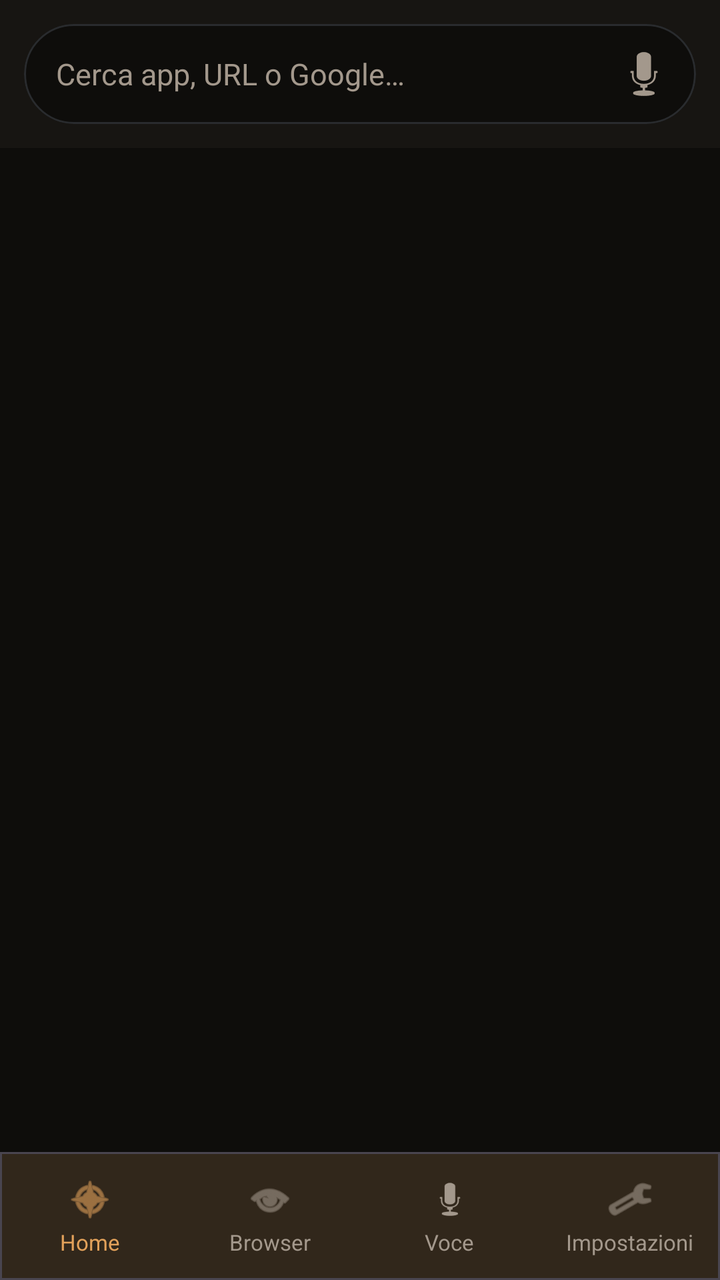
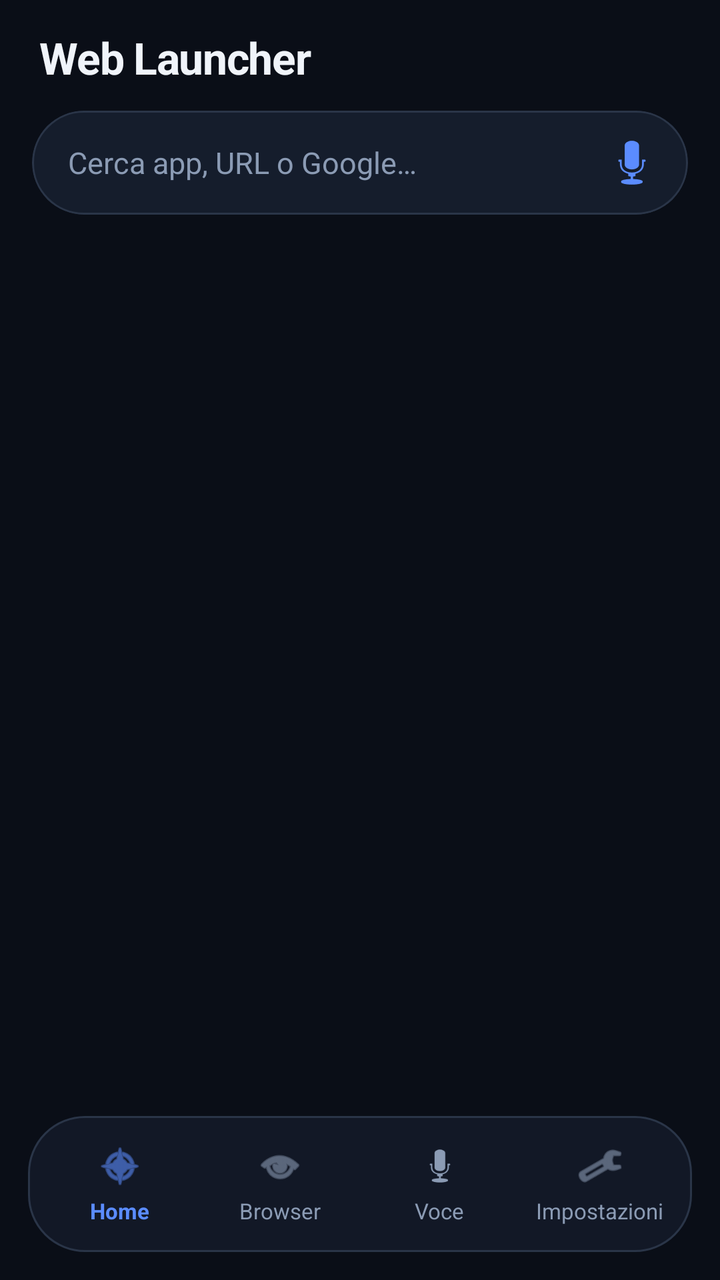

Two renders of the same Android screen: before a commit and after it. Below are the layout's source before the change and the commit's diff.
<!-- AndroidManifest.xml: activity theme Theme.WebLauncher -->
<!-- res/layout/activity_main.xml -->
<?xml version="1.0" encoding="utf-8"?>
<androidx.constraintlayout.widget.ConstraintLayout
    xmlns:android="http://schemas.android.com/apk/res/android"
    xmlns:app="http://schemas.android.com/apk/res-auto"
    android:layout_width="match_parent"
    android:layout_height="match_parent"
    android:background="@color/bg">

    <LinearLayout
        android:id="@+id/homePanel"
        android:layout_width="0dp"
        android:layout_height="0dp"
        android:orientation="vertical"
        app:layout_constraintTop_toTopOf="parent"
        app:layout_constraintBottom_toTopOf="@id/bottomBar"
        app:layout_constraintStart_toStartOf="parent"
        app:layout_constraintEnd_toEndOf="parent">

        <LinearLayout
            android:id="@+id/header"
            android:layout_width="match_parent"
            android:layout_height="wrap_content"
            android:orientation="horizontal"
            android:padding="12dp"
            android:gravity="center_vertical"
            android:background="@color/bg_elevated">

            <com.google.android.material.card.MaterialCardView
                android:layout_width="0dp"
                android:layout_height="50dp"
                android:layout_weight="1"
                app:cardCornerRadius="25dp"
                app:cardBackgroundColor="@color/bg"
                app:cardElevation="0dp"
                app:strokeWidth="1dp"
                app:strokeColor="#3394A3B8">

                <LinearLayout
                    android:layout_width="match_parent"
                    android:layout_height="match_parent"
                    android:orientation="horizontal"
                    android:gravity="center_vertical"
                    android:paddingStart="16dp"
                    android:paddingEnd="4dp">

                    <EditText
                        android:id="@+id/searchInput"
                        android:layout_width="0dp"
                        android:layout_height="match_parent"
                        android:layout_weight="1"
                        android:background="@android:color/transparent"
                        android:hint="@string/search_hint"
                        android:textColorHint="@color/text_muted"
                        android:textColor="@color/text"
                        android:textSize="15sp"
                        android:inputType="text"
                        android:imeOptions="actionSearch"
                        android:maxLines="1"
                        android:importantForAutofill="no" />

                    <ImageButton
                        android:id="@+id/btnMic"
                        android:layout_width="44dp"
                        android:layout_height="44dp"
                        android:background="?attr/selectableItemBackgroundBorderless"
                        android:src="@android:drawable/ic_btn_speak_now"
                        android:contentDescription="@string/voice"
                        app:tint="@color/text_muted" />
                </LinearLayout>
            </com.google.android.material.card.MaterialCardView>
        </LinearLayout>

        <TextView
            android:id="@+id/webSearchHint"
            android:layout_width="match_parent"
            android:layout_height="wrap_content"
            android:paddingHorizontal="16dp"
            android:paddingTop="10dp"
            android:paddingBottom="4dp"
            android:textColor="@color/accent"
            android:textSize="14sp"
            android:visibility="gone" />

        <androidx.recyclerview.widget.RecyclerView
            android:id="@+id/recycler"
            android:layout_width="match_parent"
            android:layout_height="0dp"
            android:layout_weight="1"
            android:clipToPadding="false"
            android:paddingHorizontal="10dp"
            android:paddingTop="6dp"
            android:paddingBottom="12dp" />
    </LinearLayout>

    <LinearLayout
        android:id="@+id/browserPanel"
        android:layout_width="0dp"
        android:layout_height="0dp"
        android:orientation="vertical"
        android:visibility="gone"
        app:layout_constraintTop_toTopOf="parent"
        app:layout_constraintBottom_toTopOf="@id/bottomBar"
        app:layout_constraintStart_toStartOf="parent"
        app:layout_constraintEnd_toEndOf="parent">

        <LinearLayout
            android:layout_width="match_parent"
            android:layout_height="48dp"
            android:orientation="horizontal"
            android:gravity="center_vertical"
            android:background="@color/bg_elevated"
            android:paddingHorizontal="4dp">

            <ImageButton android:id="@+id/btnWebBack" android:layout_width="44dp" android:layout_height="44dp" android:background="?attr/selectableItemBackgroundBorderless" android:src="@android:drawable/ic_media_previous" app:tint="@color/text" android:contentDescription="Indietro" />
            <ImageButton android:id="@+id/btnWebForward" android:layout_width="44dp" android:layout_height="44dp" android:background="?attr/selectableItemBackgroundBorderless" android:src="@android:drawable/ic_media_next" app:tint="@color/text" android:contentDescription="Avanti" />
            <ImageButton android:id="@+id/btnWebRefresh" android:layout_width="44dp" android:layout_height="44dp" android:background="?attr/selectableItemBackgroundBorderless" android:src="@android:drawable/ic_popup_sync" app:tint="@color/text" android:contentDescription="Aggiorna" />

            <TextView android:id="@+id/webTitle" android:layout_width="0dp" android:layout_height="wrap_content" android:layout_weight="1" android:textColor="@color/text" android:textSize="13sp" android:maxLines="1" android:ellipsize="end" android:paddingHorizontal="6dp" />

            <ImageButton
                android:id="@+id/btnWebAdd"
                android:layout_width="44dp"
                android:layout_height="44dp"
                android:background="?attr/selectableItemBackgroundBorderless"
                android:src="@android:drawable/btn_star_big_off"
                app:tint="@color/star"
                android:contentDescription="Aggiungi a home" />

            <ImageButton android:id="@+id/btnWebExternal" android:layout_width="44dp" android:layout_height="44dp" android:background="?attr/selectableItemBackgroundBorderless" android:src="@android:drawable/ic_menu_share" app:tint="@color/text_muted" android:contentDescription="Apri esterno" />
            <ImageButton android:id="@+id/btnWebClose" android:layout_width="44dp" android:layout_height="44dp" android:background="?attr/selectableItemBackgroundBorderless" android:src="@android:drawable/ic_menu_close_clear_cancel" app:tint="@color/danger" android:contentDescription="Chiudi" />
        </LinearLayout>

        <ProgressBar android:id="@+id/webProgress" style="?android:attr/progressBarStyleHorizontal" android:layout_width="match_parent" android:layout_height="3dp" android:max="100" android:progress="0" android:visibility="gone" />

        <WebView android:id="@+id/webView" android:layout_width="match_parent" android:layout_height="0dp" android:layout_weight="1" />
    </LinearLayout>

    <com.google.android.material.card.MaterialCardView
        android:id="@+id/bottomBar"
        android:layout_width="0dp"
        android:layout_height="wrap_content"
        app:cardBackgroundColor="@color/bg_elevated"
        app:cardElevation="10dp"
        app:cardCornerRadius="0dp"
        app:layout_constraintBottom_toBottomOf="parent"
        app:layout_constraintStart_toStartOf="parent"
        app:layout_constraintEnd_toEndOf="parent">

        <LinearLayout android:layout_width="match_parent" android:layout_height="64dp" android:orientation="horizontal" android:gravity="center">

            <LinearLayout android:id="@+id/navHome" android:layout_width="0dp" android:layout_height="match_parent" android:layout_weight="1" android:orientation="vertical" android:gravity="center" android:background="?attr/selectableItemBackground">
                <ImageView android:id="@+id/iconHome" android:layout_width="24dp" android:layout_height="24dp" android:src="@android:drawable/ic_menu_compass" app:tint="@color/accent" android:contentDescription="@string/home" />
                <TextView android:id="@+id/labelHome" android:layout_width="wrap_content" android:layout_height="wrap_content" android:text="@string/home" android:textColor="@color/accent" android:textSize="11sp" android:layout_marginTop="2dp" />
            </LinearLayout>

            <LinearLayout android:id="@+id/navBrowser" android:layout_width="0dp" android:layout_height="match_parent" android:layout_weight="1" android:orientation="vertical" android:gravity="center" android:background="?attr/selectableItemBackground">
                <ImageView android:id="@+id/iconBrowser" android:layout_width="24dp" android:layout_height="24dp" android:src="@android:drawable/ic_menu_view" app:tint="@color/text_muted" android:contentDescription="Browser" />
                <TextView android:id="@+id/labelBrowser" android:layout_width="wrap_content" android:layout_height="wrap_content" android:text="Browser" android:textColor="@color/text_muted" android:textSize="11sp" android:layout_marginTop="2dp" />
            </LinearLayout>

            <LinearLayout android:id="@+id/navVoice" android:layout_width="0dp" android:layout_height="match_parent" android:layout_weight="1" android:orientation="vertical" android:gravity="center" android:background="?attr/selectableItemBackground">
                <ImageView android:layout_width="24dp" android:layout_height="24dp" android:src="@android:drawable/ic_btn_speak_now" app:tint="@color/text_muted" android:contentDescription="@string/voice" />
                <TextView android:layout_width="wrap_content" android:layout_height="wrap_content" android:text="@string/voice" android:textColor="@color/text_muted" android:textSize="11sp" android:layout_marginTop="2dp" />
            </LinearLayout>

            <LinearLayout android:id="@+id/navSettings" android:layout_width="0dp" android:layout_height="match_parent" android:layout_weight="1" android:orientation="vertical" android:gravity="center" android:background="?attr/selectableItemBackground">
                <ImageView android:layout_width="24dp" android:layout_height="24dp" android:src="@android:drawable/ic_menu_preferences" app:tint="@color/text_muted" android:contentDescription="@string/settings" />
                <TextView android:layout_width="wrap_content" android:layout_height="wrap_content" android:text="@string/settings" android:textColor="@color/text_muted" android:textSize="11sp" android:layout_marginTop="2dp" />
            </LinearLayout>
        </LinearLayout>
    </com.google.android.material.card.MaterialCardView>

</androidx.constraintlayout.widget.ConstraintLayout>
<!-- resources referenced by this layout -->
<resources>
  <color name="accent">#E2A15A</color>
  <color name="bg">#0E0D0B</color>
  <color name="bg_elevated">#171512</color>
  <color name="danger">#E06A5C</color>
  <color name="star">#E2A15A</color>
  <color name="text">#F6F1E8</color>
  <color name="text_muted">#A3988C</color>
  <string name="home">Home</string>
  <string name="search_hint">Cerca app, URL o Google\u2026</string>
  <string name="settings">Impostazioni</string>
  <string name="voice">Voce</string>
  <style name="Theme.WebLauncher" parent="Theme.Material3.Dark.NoActionBar">
          <item name="colorPrimary">@color/accent</item>
          <item name="colorOnPrimary">@android:color/white</item>
          <item name="colorSecondary">@color/accent</item>
          <item name="android:statusBarColor">@color/bg_elevated</item>
          <item name="android:navigationBarColor">@color/bg_elevated</item>
          <item name="android:windowBackground">@color/bg</item>
          <item name="android:colorBackground">@color/bg</item>
          <item name="colorSurface">@color/bg_elevated</item>
          <item name="colorOnSurface">@color/text</item>
          <item name="android:textColorPrimary">@color/text</item>
          <item name="android:textColorSecondary">@color/text_muted</item>
      </style>
</resources>

<!-- the commit's change to res/layout/activity_main.xml (unified diff, before → after) -->
@@ -20,28 +20,39 @@
             android:id="@+id/header"
             android:layout_width="match_parent"
             android:layout_height="wrap_content"
-            android:orientation="horizontal"
-            android:padding="12dp"
-            android:gravity="center_vertical"
-            android:background="@color/bg_elevated">
+            android:orientation="vertical"
+            android:paddingHorizontal="16dp"
+            android:paddingTop="14dp"
+            android:paddingBottom="8dp"
+            android:background="@color/bg">
+
+            <TextView
+                android:layout_width="wrap_content"
+                android:layout_height="wrap_content"
+                android:text="Web Launcher"
+                android:textColor="@color/text"
+                android:textSize="22sp"
+                android:textStyle="bold"
+                android:letterSpacing="-0.02"
+                android:layout_marginBottom="12dp"
+                android:layout_marginStart="4dp" />
 
             <com.google.android.material.card.MaterialCardView
-                android:layout_width="0dp"
-                android:layout_height="50dp"
-                android:layout_weight="1"
-                app:cardCornerRadius="25dp"
-                app:cardBackgroundColor="@color/bg"
+                android:layout_width="match_parent"
+                android:layout_height="52dp"
+                app:cardCornerRadius="26dp"
+                app:cardBackgroundColor="@color/search_bg"
                 app:cardElevation="0dp"
                 app:strokeWidth="1dp"
-                app:strokeColor="#3394A3B8">
+                app:strokeColor="@color/stroke">
 
                 <LinearLayout
                     android:layout_width="match_parent"
                     android:layout_height="match_parent"
                     android:orientation="horizontal"
                     android:gravity="center_vertical"
-                    android:paddingStart="16dp"
-                    android:paddingEnd="4dp">
+                    android:paddingStart="18dp"
+                    android:paddingEnd="6dp">
 
                     <EditText
                         android:id="@+id/searchInput"
@@ -65,7 +76,7 @@
                         android:background="?attr/selectableItemBackgroundBorderless"
                         android:src="@android:drawable/ic_btn_speak_now"
                         android:contentDescription="@string/voice"
-                        app:tint="@color/text_muted" />
+                        app:tint="@color/accent" />
                 </LinearLayout>
             </com.google.android.material.card.MaterialCardView>
         </LinearLayout>
@@ -74,11 +85,12 @@
             android:id="@+id/webSearchHint"
             android:layout_width="match_parent"
             android:layout_height="wrap_content"
-            android:paddingHorizontal="16dp"
-            android:paddingTop="10dp"
-            android:paddingBottom="4dp"
+            android:paddingHorizontal="20dp"
+            android:paddingTop="8dp"
+            android:paddingBottom="2dp"
             android:textColor="@color/accent"
-            android:textSize="14sp"
+            android:textSize="13sp"
+            android:textStyle="bold"
             android:visibility="gone" />
 
         <androidx.recyclerview.widget.RecyclerView
@@ -88,8 +100,8 @@
             android:layout_weight="1"
             android:clipToPadding="false"
             android:paddingHorizontal="10dp"
-            android:paddingTop="6dp"
-            android:paddingBottom="12dp" />
+            android:paddingTop="4dp"
+            android:paddingBottom="16dp" />
     </LinearLayout>
 
     <LinearLayout
@@ -105,69 +117,76 @@
 
         <LinearLayout
             android:layout_width="match_parent"
-            android:layout_height="48dp"
+            android:layout_height="52dp"
             android:orientation="horizontal"
             android:gravity="center_vertical"
             android:background="@color/bg_elevated"
-            android:paddingHorizontal="4dp">
+            android:paddingHorizontal="6dp">
 
-            <ImageButton android:id="@+id/btnWebBack" android:layout_width="44dp" android:layout_height="44dp" android:background="?attr/selectableItemBackgroundBorderless" android:src="@android:drawable/ic_media_previous" app:tint="@color/text" android:contentDescription="Indietro" />
-            <ImageButton android:id="@+id/btnWebForward" android:layout_width="44dp" android:layout_height="44dp" android:background="?attr/selectableItemBackgroundBorderless" android:src="@android:drawable/ic_media_next" app:tint="@color/text" android:contentDescription="Avanti" />
-            <ImageButton android:id="@+id/btnWebRefresh" android:layout_width="44dp" android:layout_height="44dp" android:background="?attr/selectableItemBackgroundBorderless" android:src="@android:drawable/ic_popup_sync" app:tint="@color/text" android:contentDescription="Aggiorna" />
+            <ImageButton android:id="@+id/btnWebBack" android:layout_width="42dp" android:layout_height="42dp" android:background="?attr/selectableItemBackgroundBorderless" android:src="@android:drawable/ic_media_previous" app:tint="@color/text" android:contentDescription="Indietro" />
+            <ImageButton android:id="@+id/btnWebForward" android:layout_width="42dp" android:layout_height="42dp" android:background="?attr/selectableItemBackgroundBorderless" android:src="@android:drawable/ic_media_next" app:tint="@color/text" android:contentDescription="Avanti" />
+            <ImageButton android:id="@+id/btnWebRefresh" android:layout_width="42dp" android:layout_height="42dp" android:background="?attr/selectableItemBackgroundBorderless" android:src="@android:drawable/ic_popup_sync" app:tint="@color/text" android:contentDescription="Aggiorna" />
 
-            <TextView android:id="@+id/webTitle" android:layout_width="0dp" android:layout_height="wrap_content" android:layout_weight="1" android:textColor="@color/text" android:textSize="13sp" android:maxLines="1" android:ellipsize="end" android:paddingHorizontal="6dp" />
+            <TextView android:id="@+id/webTitle" android:layout_width="0dp" android:layout_height="wrap_content" android:layout_weight="1" android:textColor="@color/text" android:textSize="13sp" android:maxLines="1" android:ellipsize="end" android:paddingHorizontal="8dp" android:textStyle="bold" />
 
             <ImageButton
                 android:id="@+id/btnWebAdd"
-                android:layout_width="44dp"
-                android:layout_height="44dp"
+                android:layout_width="42dp"
+                android:layout_height="42dp"
                 android:background="?attr/selectableItemBackgroundBorderless"
                 android:src="@android:drawable/btn_star_big_off"
                 app:tint="@color/star"
                 android:contentDescription="Aggiungi a home" />
 
-            <ImageButton android:id="@+id/btnWebExternal" android:layout_width="44dp" android:layout_height="44dp" android:background="?attr/selectableItemBackgroundBorderless" android:src="@android:drawable/ic_menu_share" app:tint="@color/text_muted" android:contentDescription="Apri esterno" />
-            <ImageButton android:id="@+id/btnWebClose" android:layout_width="44dp" android:layout_height="44dp" android:background="?attr/selectableItemBackgroundBorderless" android:src="@android:drawable/ic_menu_close_clear_cancel" app:tint="@color/danger" android:contentDescription="Chiudi" />
+            <ImageButton android:id="@+id/btnWebExternal" android:layout_width="42dp" android:layout_height="42dp" android:background="?attr/selectableItemBackgroundBorderless" android:src="@android:drawable/ic_menu_share" app:tint="@color/text_muted" android:contentDescription="Apri esterno" />
+            <ImageButton android:id="@+id/btnWebClose" android:layout_width="42dp" android:layout_height="42dp" android:background="?attr/selectableItemBackgroundBorderless" android:src="@android:drawable/ic_menu_close_clear_cancel" app:tint="@color/danger" android:contentDescription="Chiudi" />
         </LinearLayout>
 
-        <ProgressBar android:id="@+id/webProgress" style="?android:attr/progressBarStyleHorizontal" android:layout_width="match_parent" android:layout_height="3dp" android:max="100" android:progress="0" android:visibility="gone" />
+        <ProgressBar android:id="@+id/webProgress" style="?android:attr/progressBarStyleHorizontal" android:layout_width="match_parent" android:layout_height="3dp" android:max="100" android:progress="0" android:progressTint="@color/accent" android:visibility="gone" />
 
         <WebView android:id="@+id/webView" android:layout_width="match_parent" android:layout_height="0dp" android:layout_weight="1" />
     </LinearLayout>
 
-    <com.google.android.material.card.MaterialCardView
+    <FrameLayout
         android:id="@+id/bottomBar"
         android:layout_width="0dp"
         android:layout_height="wrap_content"
-        app:cardBackgroundColor="@color/bg_elevated"
-        app:cardElevation="10dp"
-        app:cardCornerRadius="0dp"
+        android:paddingHorizontal="14dp"
+        android:paddingBottom="14dp"
+        android:paddingTop="6dp"
+        android:background="@android:color/transparent"
         app:layout_constraintBottom_toBottomOf="parent"
         app:layout_constraintStart_toStartOf="parent"
         app:layout_constraintEnd_toEndOf="parent">
 
-        <LinearLayout android:layout_width="match_parent" android:layout_height="64dp" android:orientation="horizontal" android:gravity="center">
+        <LinearLayout
+            android:layout_width="match_parent"
+            android:layout_height="68dp"
+            android:orientation="horizontal"
+            android:gravity="center"
+            android:background="@drawable/bg_bottom_bar"
+            android:paddingHorizontal="6dp">
 
-            <LinearLayout android:id="@+id/navHome" android:layout_width="0dp" android:layout_height="match_parent" android:layout_weight="1" android:orientation="vertical" android:gravity="center" android:background="?attr/selectableItemBackground">
+            <LinearLayout android:id="@+id/navHome" android:layout_width="0dp" android:layout_height="match_parent" android:layout_weight="1" android:orientation="vertical" android:gravity="center" android:background="?attr/selectableItemBackgroundBorderless" android:paddingVertical="6dp">
                 <ImageView android:id="@+id/iconHome" android:layout_width="24dp" android:layout_height="24dp" android:src="@android:drawable/ic_menu_compass" app:tint="@color/accent" android:contentDescription="@string/home" />
-                <TextView android:id="@+id/labelHome" android:layout_width="wrap_content" android:layout_height="wrap_content" android:text="@string/home" android:textColor="@color/accent" android:textSize="11sp" android:layout_marginTop="2dp" />
+                <TextView android:id="@+id/labelHome" android:layout_width="wrap_content" android:layout_height="wrap_content" android:text="@string/home" android:textColor="@color/accent" android:textSize="11sp" android:textStyle="bold" android:layout_marginTop="3dp" />
             </LinearLayout>
 
-            <LinearLayout android:id="@+id/navBrowser" android:layout_width="0dp" android:layout_height="match_parent" android:layout_weight="1" android:orientation="vertical" android:gravity="center" android:background="?attr/selectableItemBackground">
+            <LinearLayout android:id="@+id/navBrowser" android:layout_width="0dp" android:layout_height="match_parent" android:layout_weight="1" android:orientation="vertical" android:gravity="center" android:background="?attr/selectableItemBackgroundBorderless" android:paddingVertical="6dp">
                 <ImageView android:id="@+id/iconBrowser" android:layout_width="24dp" android:layout_height="24dp" android:src="@android:drawable/ic_menu_view" app:tint="@color/text_muted" android:contentDescription="Browser" />
-                <TextView android:id="@+id/labelBrowser" android:layout_width="wrap_content" android:layout_height="wrap_content" android:text="Browser" android:textColor="@color/text_muted" android:textSize="11sp" android:layout_marginTop="2dp" />
+                <TextView android:id="@+id/labelBrowser" android:layout_width="wrap_content" android:layout_height="wrap_content" android:text="Browser" android:textColor="@color/text_muted" android:textSize="11sp" android:layout_marginTop="3dp" />
             </LinearLayout>
 
-            <LinearLayout android:id="@+id/navVoice" android:layout_width="0dp" android:layout_height="match_parent" android:layout_weight="1" android:orientation="vertical" android:gravity="center" android:background="?attr/selectableItemBackground">
+            <LinearLayout android:id="@+id/navVoice" android:layout_width="0dp" android:layout_height="match_parent" android:layout_weight="1" android:orientation="vertical" android:gravity="center" android:background="?attr/selectableItemBackgroundBorderless" android:paddingVertical="6dp">
                 <ImageView android:layout_width="24dp" android:layout_height="24dp" android:src="@android:drawable/ic_btn_speak_now" app:tint="@color/text_muted" android:contentDescription="@string/voice" />
-                <TextView android:layout_width="wrap_content" android:layout_height="wrap_content" android:text="@string/voice" android:textColor="@color/text_muted" android:textSize="11sp" android:layout_marginTop="2dp" />
+                <TextView android:layout_width="wrap_content" android:layout_height="wrap_content" android:text="@string/voice" android:textColor="@color/text_muted" android:textSize="11sp" android:layout_marginTop="3dp" />
             </LinearLayout>
 
-            <LinearLayout android:id="@+id/navSettings" android:layout_width="0dp" android:layout_height="match_parent" android:layout_weight="1" android:orientation="vertical" android:gravity="center" android:background="?attr/selectableItemBackground">
+            <LinearLayout android:id="@+id/navSettings" android:layout_width="0dp" android:layout_height="match_parent" android:layout_weight="1" android:orientation="vertical" android:gravity="center" android:background="?attr/selectableItemBackgroundBorderless" android:paddingVertical="6dp">
                 <ImageView android:layout_width="24dp" android:layout_height="24dp" android:src="@android:drawable/ic_menu_preferences" app:tint="@color/text_muted" android:contentDescription="@string/settings" />
-                <TextView android:layout_width="wrap_content" android:layout_height="wrap_content" android:text="@string/settings" android:textColor="@color/text_muted" android:textSize="11sp" android:layout_marginTop="2dp" />
+                <TextView android:layout_width="wrap_content" android:layout_height="wrap_content" android:text="@string/settings" android:textColor="@color/text_muted" android:textSize="11sp" android:layout_marginTop="3dp" />
             </LinearLayout>
         </LinearLayout>
-    </com.google.android.material.card.MaterialCardView>
+    </FrameLayout>
 
 </androidx.constraintlayout.widget.ConstraintLayout>
<!-- resource entries referenced after the edit -->
@@ -1,12 +1,21 @@
 <!-- resources referenced by this layout -->
 <resources>
-  <color name="accent">#E2A15A</color>
-  <color name="bg">#0E0D0B</color>
-  <color name="bg_elevated">#171512</color>
-  <color name="danger">#E06A5C</color>
-  <color name="star">#E2A15A</color>
-  <color name="text">#F6F1E8</color>
-  <color name="text_muted">#A3988C</color>
+  <color name="accent">#5B8CFF</color>
+  <color name="bg">#0A0E17</color>
+  <color name="bg_elevated">#121826</color>
+  <color name="danger">#FF6B7A</color>
+  <color name="search_bg">#151D2C</color>
+  <color name="star">#FFC14D</color>
+  <color name="stroke">#2A3548</color>
+  <color name="text">#F0F4FA</color>
+  <color name="text_muted">#8B9BB4</color>
+  <!-- drawable bg_bottom_bar (drawable) -->
+  <?xml version="1.0" encoding="utf-8"?>
+  <shape xmlns:android="http://schemas.android.com/apk/res/android" android:shape="rectangle">
+      <solid android:color="@color/bg_elevated" />
+      <corners android:radius="28dp" />
+      <stroke android:width="1dp" android:color="@color/stroke" />
+  </shape>
   <string name="home">Home</string>
   <string name="search_hint">Cerca app, URL o Google\u2026</string>
   <string name="settings">Impostazioni</string>
@@ -15,14 +24,15 @@
           <item name="colorPrimary">@color/accent</item>
           <item name="colorOnPrimary">@android:color/white</item>
           <item name="colorSecondary">@color/accent</item>
-          <item name="android:statusBarColor">@color/bg_elevated</item>
-          <item name="android:navigationBarColor">@color/bg_elevated</item>
+          <item name="android:statusBarColor">@color/bg</item>
+          <item name="android:navigationBarColor">@color/bg</item>
           <item name="android:windowBackground">@color/bg</item>
           <item name="android:colorBackground">@color/bg</item>
           <item name="colorSurface">@color/bg_elevated</item>
           <item name="colorOnSurface">@color/text</item>
           <item name="android:textColorPrimary">@color/text</item>
           <item name="android:textColorSecondary">@color/text_muted</item>
+          <item name="android:windowLightStatusBar">false</item>
       </style>
 </resources>
 
